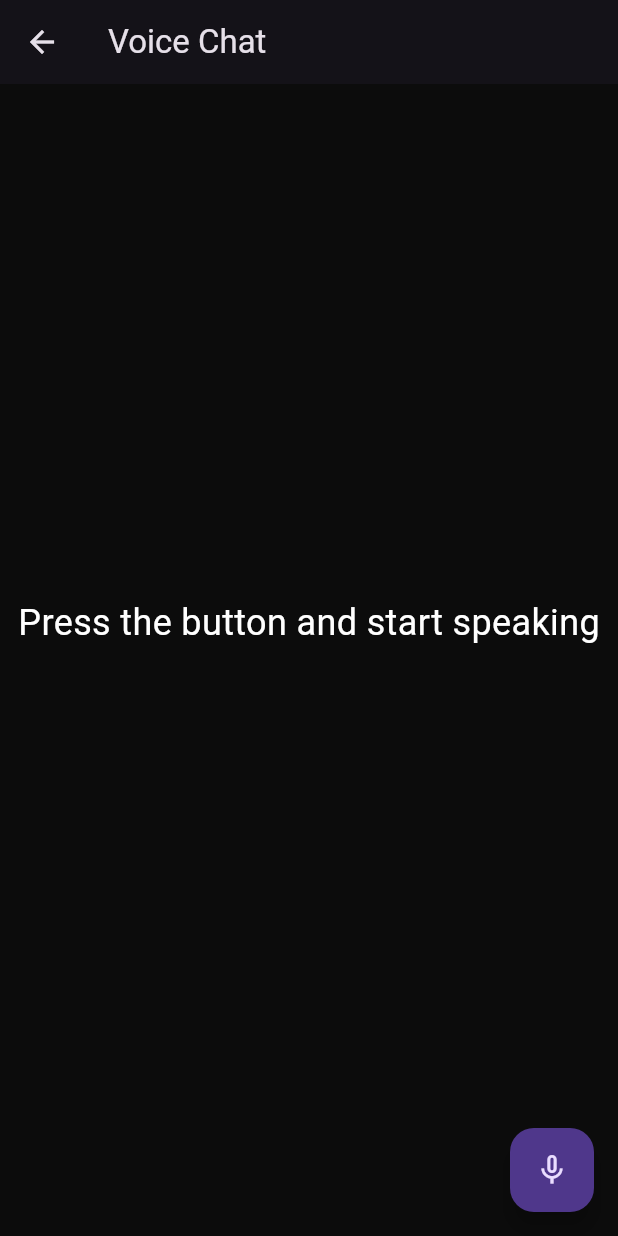
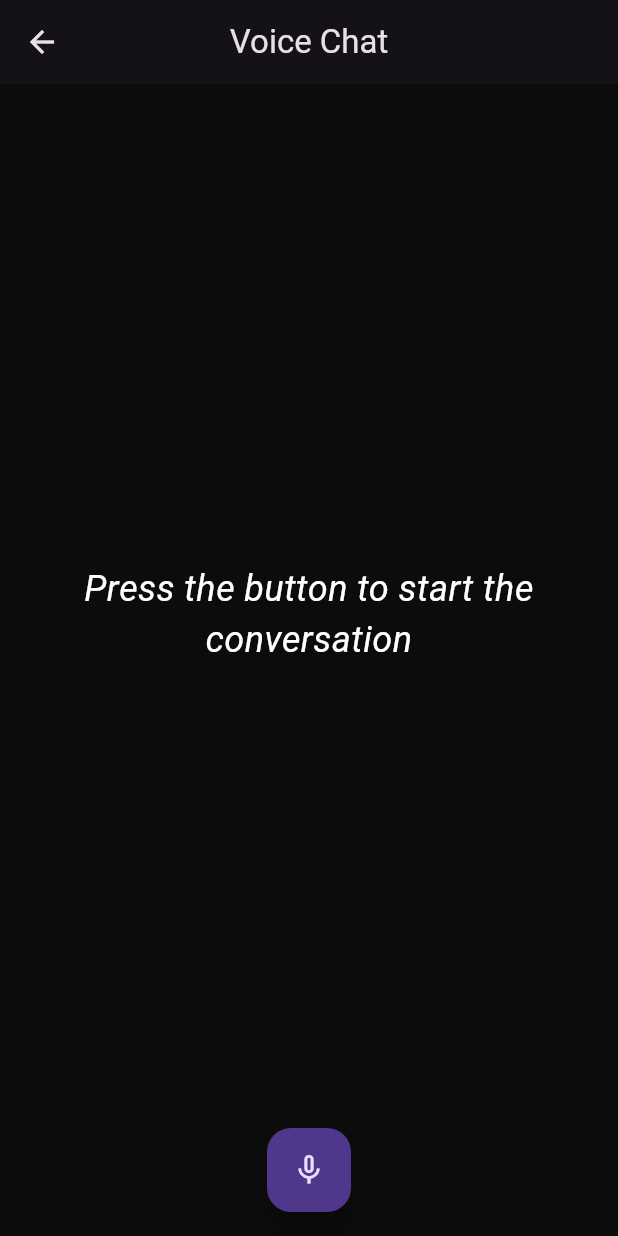
Before and after one commit to SluiooktueSvg/seleneai, a Flutter app: the screen it shows once a user with an empty profile is signed in, after a tap on the "menu" icon, after a tap on "Real-time chat", on a phone screen of 412 x 824 dp. Run offline on Flutter 3.47's test engine with Material 3 defaults, Android fonts, the phone set to English and light mode, and no system bars; our stand-ins replace firebase_auth, firebase_core, flutter_dotenv, flutter_tts, google_generative_ai, google_sign_in and 1 more; accounts and stored records are empty; network calls fail.

Commit message:
39 commit

```diff
--- a/lib/main.dart
+++ b/lib/main.dart
@@ -6,17 +6,20 @@ import 'package:firebase_auth/firebase_auth.dart';
 import 'package:google_generative_ai/google_generative_ai.dart';
 import 'package:google_sign_in/google_sign_in.dart';
 import 'package:intl/intl.dart';
+import 'package:flutter_dotenv/flutter_dotenv.dart'; // Import dotenv
+
 import 'voice_chat_screen.dart';
 
 // Create a single, top-level instance of GoogleSignIn
 final GoogleSignIn _googleSignIn = GoogleSignIn();
 
-// IMPORTANT: Replace with your actual API key
-const String apiKey = 'AIzaSyDE6EX2yL5yJLEBNv6nZ84jK-BZwtfHidw';
+// The API key is now loaded from .env
 
 void main() async {
   WidgetsFlutterBinding.ensureInitialized();
   await Firebase.initializeApp();
+  // Load the environment variables
+  await dotenv.load(fileName: ".env");
   runApp(const MyApp());
 }
 
@@ -42,12 +45,23 @@ class AuthWrapper extends StatelessWidget {
 
   @override
   Widget build(BuildContext context) {
+    // Retrieve the API key safely
+    final apiKey = dotenv.env['GEMINI_API_KEY'];
+    if (apiKey == null || apiKey.isEmpty) {
+        return const Scaffold(
+            body: Center(
+                child: Text('Error: API Key is not configured. Please check your .env file.'),
+            ),
+        );
+    }
+
     return StreamBuilder<User?>(
       stream: FirebaseAuth.instance.authStateChanges(),
       builder: (context, snapshot) {
         if (snapshot.connectionState == ConnectionState.active) {
           if (snapshot.hasData) {
-            return const ChatScreen();
+            // Pass the API key to ChatScreen
+            return ChatScreen(apiKey: apiKey);
           }
           return const SignInScreen();
         }
@@ -60,6 +74,7 @@ class AuthWrapper extends StatelessWidget {
     );
   }
 }
+
 
 class SignInScreen extends StatelessWidget {
   const SignInScreen({super.key});
@@ -147,7 +162,9 @@ class ChatMessage {
 }
 
 class ChatScreen extends StatefulWidget {
-  const ChatScreen({super.key});
+  // Receive the API key
+  final String apiKey;
+  const ChatScreen({super.key, required this.apiKey});
 
   @override
   State<ChatScreen> createState() => _ChatScreenState();
@@ -168,7 +185,8 @@ class _ChatScreenState extends State<ChatScreen> with TickerProviderStateMixin {
   @override
   void initState() {
     super.initState();
-    _model = GenerativeModel(model: 'gemini-pro', apiKey: apiKey);
+    // Use the apiKey from the widget
+    _model = GenerativeModel(model: 'gemini-pro', apiKey: widget.apiKey);
     _chat = _model.startChat();
 
     _animationController = AnimationController(vsync: this, duration: const Duration(seconds: 5));
@@ -242,6 +260,7 @@ class _ChatScreenState extends State<ChatScreen> with TickerProviderStateMixin {
   @override
   Widget build(BuildContext context) {
     String? firstName = user?.displayName?.split(' ').first ?? 'amigo';
+    final apiKey = dotenv.env['GEMINI_API_KEY']!;
 
     return Scaffold(
       appBar: AppBar(
@@ -296,7 +315,7 @@ class _ChatScreenState extends State<ChatScreen> with TickerProviderStateMixin {
                 onTap: () {
                   Navigator.push(
                     context,
-                    MaterialPageRoute(builder: (context) => const VoiceChatScreen()),
+                    MaterialPageRoute(builder: (context) => VoiceChatScreen(apiKey: apiKey)),
                   );
                 },
               ),
--- a/lib/voice_chat_screen.dart
+++ b/lib/voice_chat_screen.dart
@@ -3,11 +3,11 @@ import 'package:speech_to_text/speech_to_text.dart';
 import 'package:flutter_tts/flutter_tts.dart';
 import 'package:google_generative_ai/google_generative_ai.dart';
 
-// IMPORTANT: Replace with your actual API key
-const String apiKey = 'AIzaSyDE6EX2yL5yJLEBNv6nZ84jK-BZwtfHidw';
+// API Key is now passed from the main screen.
 
 class VoiceChatScreen extends StatefulWidget {
-  const VoiceChatScreen({super.key});
+  final String apiKey;
+  const VoiceChatScreen({super.key, required this.apiKey});
 
   @override
   State<VoiceChatScreen> createState() => _VoiceChatScreenState();
@@ -16,20 +16,34 @@ class VoiceChatScreen extends StatefulWidget {
 class _VoiceChatScreenState extends State<VoiceChatScreen> {
   final SpeechToText _speechToText = SpeechToText();
   final FlutterTts _flutterTts = FlutterTts();
-  final GenerativeModel _model = GenerativeModel(model: 'gemini-2.0-flash', apiKey: apiKey);
+  late final GenerativeModel _model;
 
   bool _isListening = false;
-  String _text = 'Press the button and start speaking';
+  String _userText = 'Press the button to start the conversation';
   String _aiResponse = '';
 
   @override
   void initState() {
     super.initState();
+    // Use the apiKey from the widget
+    _model = GenerativeModel(model: 'gemini-1.5-flash', apiKey: widget.apiKey);
     _initSpeech();
+    _initTts();
   }
 
   void _initSpeech() async {
     await _speechToText.initialize();
+  }
+
+  void _initTts() {
+    _flutterTts.setCompletionHandler(() {
+      if (mounted) {
+        setState(() {
+          _userText = "Listening...";
+        });
+        _listen();
+      }
+    });
   }
 
   @override
@@ -37,19 +51,33 @@ class _VoiceChatScreenState extends State<VoiceChatScreen> {
     return Scaffold(
       appBar: AppBar(
         title: const Text('Voice Chat'),
+        centerTitle: true,
       ),
       body: Center(
+        child: Padding(
+          padding: const EdgeInsets.all(20.0),
           child: Column(
             mainAxisAlignment: MainAxisAlignment.center,
             children: <Widget>[
-            Text(_text, style: const TextStyle(fontSize: 24, color: Colors.white)),
-            const SizedBox(height: 20),
-            Text(_aiResponse, style: const TextStyle(fontSize: 20, color: Colors.greenAccent)),
+              Text(
+                _userText,
+                textAlign: TextAlign.center,
+                style: const TextStyle(fontSize: 24, color: Colors.white, fontStyle: FontStyle.italic),
+              ),
+              const SizedBox(height: 30),
+              Text(
+                _aiResponse,
+                textAlign: TextAlign.center,
+                style: const TextStyle(fontSize: 22, color: Colors.greenAccent, fontWeight: FontWeight.bold),
+              ),
             ],
           ),
         ),
+      ),
+      floatingActionButtonLocation: FloatingActionButtonLocation.centerFloat,
       floatingActionButton: FloatingActionButton(
         onPressed: _listen,
+        tooltip: 'Listen',
         child: Icon(_isListening ? Icons.mic : Icons.mic_none),
       ),
     );
@@ -59,15 +87,24 @@ class _VoiceChatScreenState extends State<VoiceChatScreen> {
     if (!_isListening) {
       bool available = await _speechToText.initialize();
       if (available) {
-        setState(() => _isListening = true);
+        setState(() {
+          _isListening = true;
+          _aiResponse = ''; // Clear previous AI response
+          _userText = 'Listening...';
+        });
         _speechToText.listen(
-          onResult: (val) => setState(() {
-            _text = val.recognizedWords;
-            if (val.finalResult) {
+          onResult: (val) {
+            if (val.finalResult && val.recognizedWords.isNotEmpty) {
+              setState(() {
+                _userText = val.recognizedWords;
                 _isListening = false;
-              _sendToAI(_text);
+              });
+              _speechToText.stop();
+              _sendToAI(_userText);
             }
-          }),
+          },
+          listenFor: const Duration(seconds: 10),
+          pauseFor: const Duration(seconds: 3),
         );
       }
     } else {
@@ -77,12 +114,16 @@ class _VoiceChatScreenState extends State<VoiceChatScreen> {
   }
 
   void _sendToAI(String message) async {
+    setState(() {
+      _aiResponse = 'Thinking...';
+    });
     try {
       final response = await _model.generateContent([Content.text(message)]);
+      final responseText = response.text ?? 'Sorry, I could not understand.';
       setState(() {
-        _aiResponse = response.text ?? '...';
-        _speak(_aiResponse);
+        _aiResponse = responseText;
       });
+      _speak(responseText);
     } catch (e) {
       print('Error sending message to AI: $e');
       setState(() {
@@ -92,6 +133,8 @@ class _VoiceChatScreenState extends State<VoiceChatScreen> {
   }
 
   void _speak(String text) async {
+    if (text.isNotEmpty) {
       await _flutterTts.speak(text);
     }
   }
+}
--- a/pubspec.yaml
+++ b/pubspec.yaml
@@ -18,6 +18,7 @@ dependencies:
   intl: ^0.17.0
   speech_to_text: 6.1.1
   flutter_tts: ^3.6.3
+  flutter_dotenv: ^6.0.0
 
 dev_dependencies:
   flutter_test:
```
Also changed, not shown: pubspec.lock, 1 other file. Lines whose indentation alone changed are shown as unchanged.
